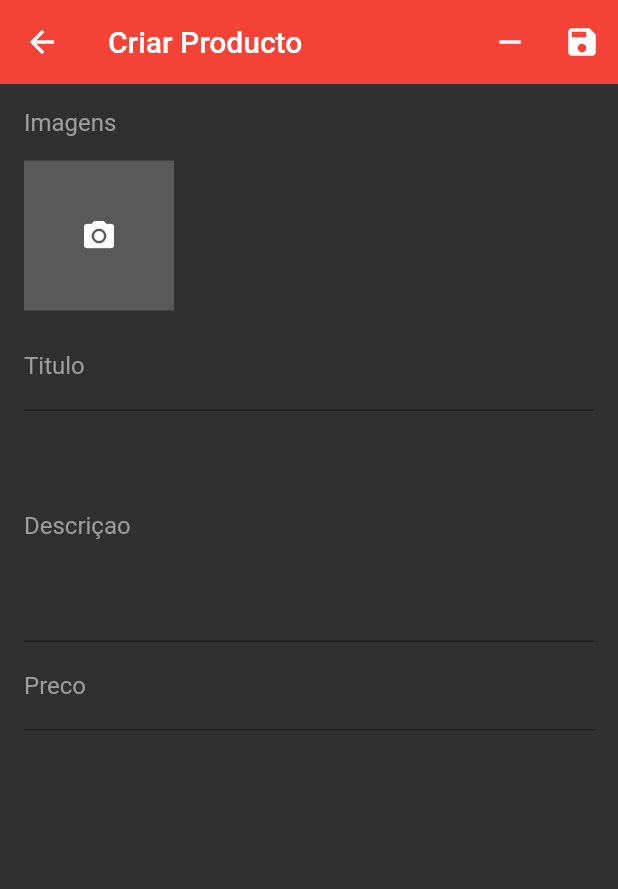
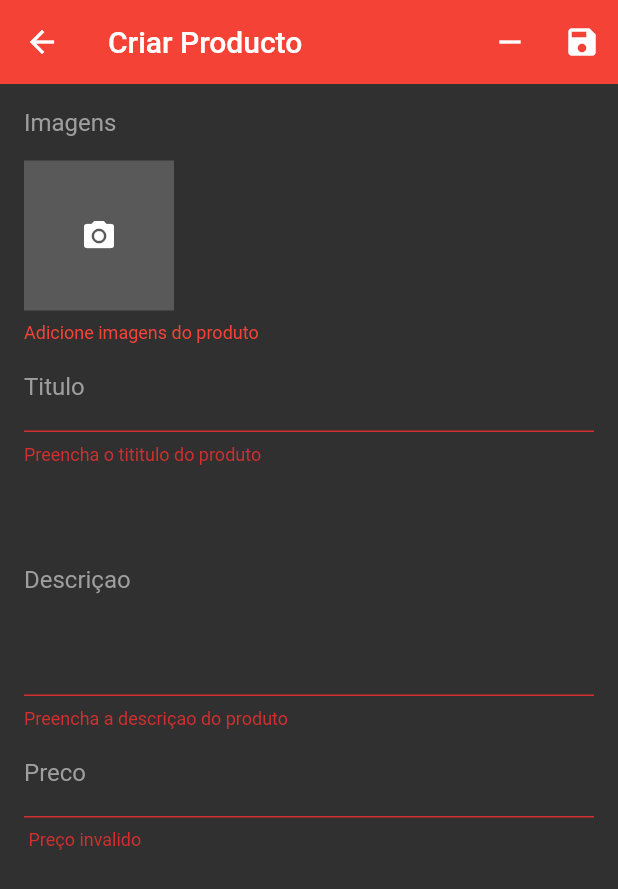
Before and after one commit to pedroaguiar1994/gerenciadordeloja, a Flutter app: the ProductScreen screen opened directly, after a tap on the "save" icon, on a phone screen of 412 x 824 dp. Shown: the top 889 px of the screen. Run offline on Flutter 3.47's test engine with Material 2 defaults, Android fonts, the phone set to English and light mode, and no system bars; our stand-ins replace cloud_firestore, firebase_auth, firebase_storage, flutter_speed_dial, image_cropper, image_picker and 2 more; missing offline and left inert: bloc_pattern; accounts and stored records are empty.

Commit message:
alterando o codigo do causa do erro

```diff
--- a/lib/screens/product_screen.dart
+++ b/lib/screens/product_screen.dart
@@ -1,6 +1,7 @@
 import 'package:cloud_firestore/cloud_firestore.dart';
 import 'package:flutter/material.dart';
 import 'package:gerente_loja/blocs/product_bloc.dart';
+import 'package:gerente_loja/validators/product_validator.dart';
 import 'package:gerente_loja/widgets/images_widget.dart';
 
 class ProductScreen extends StatefulWidget {
@@ -17,11 +18,13 @@ class ProductScreen extends StatefulWidget {
   _ProductScreenState createState() => _ProductScreenState(categoryId, product);
 }
 
-class _ProductScreenState extends State<ProductScreen> {
+class _ProductScreenState extends State<ProductScreen> with ProductValidator{
 
   final ProductBloc _productBloc;
 
   final _formkey = GlobalKey<FormState>();
+
+  final _scaffoldkey = GlobalKey<ScaffoldState>();
 
   _ProductScreenState(String categoryId, DocumentSnapshot product):
           _productBloc = ProductBloc(categoryId: categoryId, product: product);
@@ -41,6 +44,7 @@ class _ProductScreenState extends State<ProductScreen> {
     );
 
     return Scaffold(
+      key: _scaffoldkey,
       backgroundColor: Colors.grey[850],
       appBar: AppBar(
         elevation: 0,
@@ -50,13 +54,21 @@ class _ProductScreenState extends State<ProductScreen> {
             icon:  Icon(Icons.remove),
             onPressed: (){},
           ),
-          IconButton(
+          StreamBuilder<bool>(
+            stream: _productBloc.outLoading,
+            initialData: false,
+            builder: (context, snapshot) {
+              return IconButton(
                 icon:  Icon(Icons.save),
-            onPressed: (){},
+                onPressed: snapshot.data ? null : saveProduct,
+              );
+            }
           ),
         ],
       ),
-      body: Form(
+      body: Stack(
+        children: <Widget>[
+          Form(
             key: _formkey,
             child: StreamBuilder<Map>(
               stream: _productBloc.outData,
@@ -75,37 +87,74 @@ class _ProductScreenState extends State<ProductScreen> {
                     ImagesWidget(
                       context:context,
                       initialValue: snapshot.data["images"],
-                  onSaved: (l){},
-                  validator:(l){},
+                      onSaved: _productBloc.saveImages,
+                      validator:validateImages,
                     ),
                     TextFormField(
                       initialValue:  snapshot.data["title"],
                       style: _fieldStyle,
                       decoration: _buildDecoration("Titulo"),
-                  onSaved: (t){},
-                  validator: (t){},
+                      onSaved: _productBloc.saveTitle,
+                      validator: validateTitle,
                     ),
                     TextFormField(
                       initialValue:  snapshot.data["description"],
                       style: _fieldStyle,
                       maxLines: 6,
                       decoration: _buildDecoration("Descriçao"),
-                  onSaved: (t){},
-                  validator: (t){},
+                      onSaved: _productBloc.saveDecription,
+                      validator: validateDescription,
                     ),
                     TextFormField(
                       initialValue:  snapshot.data["price"]?.toStringAsFixed(2),
                       style: _fieldStyle,
                       decoration: _buildDecoration("Preco"),
                       keyboardType: TextInputType.numberWithOptions(decimal: true),
-                  onSaved: (t){},
-                  validator: (t){},
+                      onSaved: _productBloc.savePrice,
+                      validator: validatePrice,
                     )
                   ],
                 );
               }
             ),
           ),
+           StreamBuilder<bool>(
+            stream: _productBloc.outLoading,
+            initialData: false,
+            builder: (context, snapshot) {
+              return IgnorePointer(
+                ignoring: !snapshot.data,
+                child: Container(
+                  color: snapshot.data ? Colors.black54 : Colors.transparent,
+                ),
               );
             }
+          ),
+        ],
+      ),
+    );
   }
+
+  void saveProduct()async{
+    if(_formkey.currentState.validate()){
+      _formkey.currentState.save();
+      _scaffoldkey.currentState.showSnackBar(
+        SnackBar(content: Text("Salvando produto",style:TextStyle(color:Colors.white)),
+        duration: Duration(minutes: 1),
+        backgroundColor:Colors.redAccent ,
+        )
+      );
+      bool success = await  _productBloc.saveProduct();
+
+      _scaffoldkey.currentState.removeCurrentSnackBar();
+
+      _scaffoldkey.currentState.showSnackBar(
+           SnackBar(content: Text(success ? "Produto Salvo":"Erro ao salvar Produto" ,style:TextStyle(color:Colors.white)),
+           backgroundColor:Colors.redAccent,
+        )
+      );
+
+
+    }
+  }
+}
--- /dev/null
+++ b/lib/validators/product_validator.dart
@@ -0,0 +1,28 @@
+class ProductValidator{
+
+  String validateImages(List images){
+    if(images.isEmpty) return "Adicione imagens do produto";
+  }
+
+  String validateTitle(String text){
+    if(text.isEmpty) return "Preencha o tititulo do produto";
+    return null;
+  }
+
+  String validateDescription(String text){
+    if(text.isEmpty) return "Preencha a descriçao do produto";
+  }
+
+  String validatePrice(String text){
+    double price = double.tryParse(text);
+    if(price != null ){
+      if(!text.contains(".") || text.split(".")[1].length !=2)
+        return "Utilize 2 casas decimais";
+    }else{
+      return " Preço invalido";
+    }
+    return null;
+  }
+
+
+}
--- a/lib/widgets/images_widget.dart
+++ b/lib/widgets/images_widget.dart
@@ -17,6 +17,7 @@ class ImagesWidget extends FormField<List>{
     autovalidate: autoValidate,
     builder: (state){
       return Column(
+        crossAxisAlignment: CrossAxisAlignment.start,
         children: <Widget>[
           Container(
             height: 124,
```
Also changed, not shown: lib/blocs/product_bloc.dart (+55 -1 lines). Lines whose indentation alone changed are shown as unchanged.
